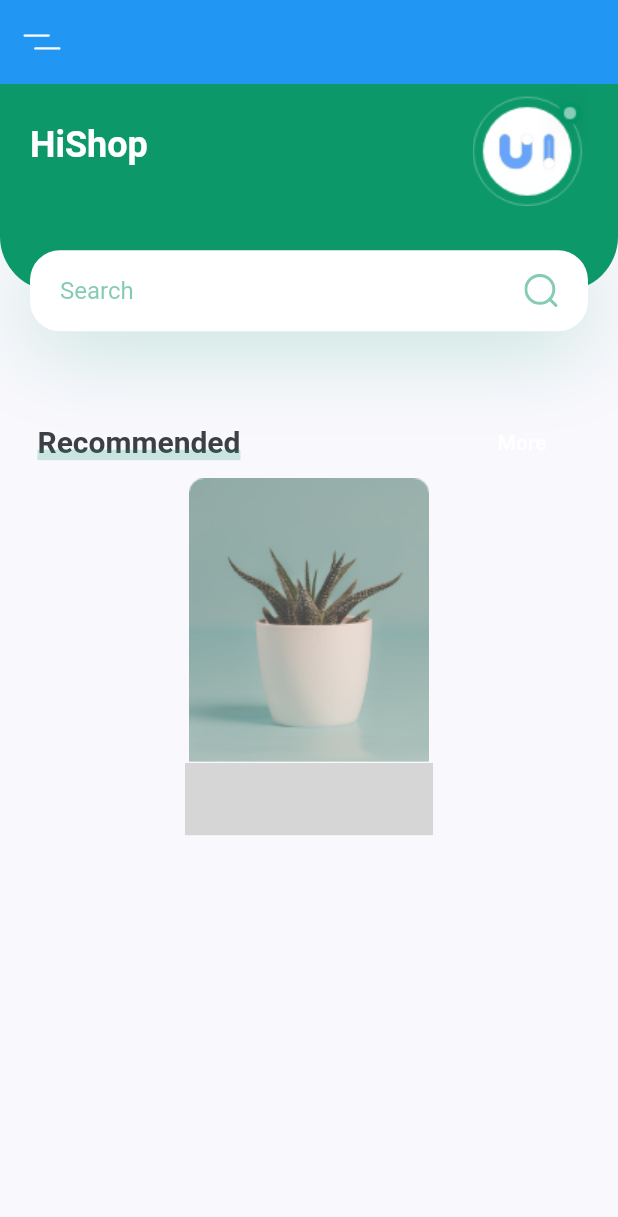
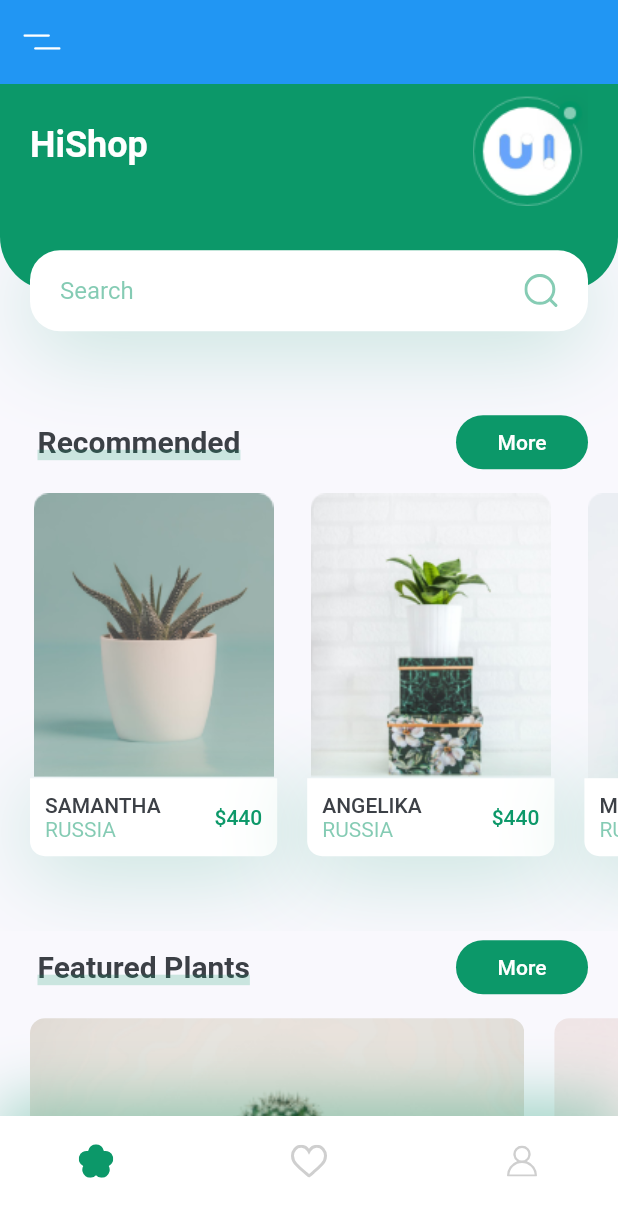
Before and after one commit to diushes/mobileapp, a Flutter app: the screen it shows after launch, on a phone screen of 412 x 824 dp. Shown: the top 1217 px of the screen. Run offline on Flutter 3.47's test engine with Material 2 defaults, Android fonts, the phone set to English and light mode, and no system bars; our stand-ins replace flutter_svg; grey boxes are pictures that could not be loaded.

Commit message:
ready two screens

```diff
--- a/lib/homescreen.dart
+++ b/lib/homescreen.dart
@@ -1,6 +1,9 @@
+import 'package:flutter/cupertino.dart';
 import 'package:flutter/material.dart';
 import 'package:flutter_svg/flutter_svg.dart';
+import 'package:plantapp/constants.dart';
 import 'package:plantapp/screens_home/components/body.dart';
+import 'package:plantapp/screens_home/components/my_bottom_navbar.dart';
 
 class Homescreen extends StatelessWidget{
   @override
@@ -8,6 +11,7 @@ class Homescreen extends StatelessWidget{
     return Scaffold(
       appBar: buildAppBar(),
       body: Body(),
+      bottomNavigationBar: MyBottomNavBar(),
     );
   }
 
--- a/lib/screens_home/components/body.dart
+++ b/lib/screens_home/components/body.dart
@@ -2,8 +2,10 @@ import 'package:flutter/cupertino.dart';
 import "package:flutter/material.dart";
 import 'package:flutter_svg/flutter_svg.dart';
 import 'package:plantapp/constants.dart';
+import 'package:plantapp/screens_home/components/recommend_plants.dart';
 import 'package:plantapp/screens_home/components/title_with_more_button.dart';
 
+import 'featured_plants.dart';
 import 'header_with_searchbox.dart';
 
 
@@ -18,19 +20,10 @@ class Body extends StatelessWidget {
         children: [
           HeaderWithSearchBox(size: size),
           TitleWithMoreButton(title: "Recommended", press: (){},),
-          Container(
-            width: size.width*0.4,
-            child: Column(
-              children: [
-                Image.asset("assets/images/image_1.png"),
-                Container(
-                  padding: EdgeInsets.all(kDefaultPadding/2),
-                  decoration: BoxDecoration(color: Colors.white),
-                  Box
-                )
-              ],
-            ),
-          )
+          RecommendPlants(),
+          TitleWithMoreButton(title: "Featured Plants", press: (){},),
+          FeaturedPlants(),
+          SizedBox(height: kDefaultPadding,),
         ],
       ),
     );
--- /dev/null
+++ b/lib/screens_home/components/featured_plants.dart
@@ -0,0 +1,63 @@
+import 'package:flutter/material.dart';
+
+import '../../constants.dart';
+
+
+class FeaturedPlants extends StatelessWidget {
+  const FeaturedPlants({
+    Key? key,
+  }) : super(key: key);
+
+  @override
+  Widget build(BuildContext context) {
+    return SingleChildScrollView(
+      scrollDirection: Axis.horizontal,
+      child: Row(
+        children: [
+          FeaturePlantCard(
+            image: "assets/images/bottom_img_1.png",
+            press: (){},
+          ),
+          FeaturePlantCard(
+            image: "assets/images/bottom_img_2.png",
+            press: (){},
+          ),
+        ],
+      ),
+    );
+  }
+}
+
+class FeaturePlantCard extends StatelessWidget {
+  const FeaturePlantCard({
+    Key? key,
+    required this.image,
+    required this.press,
+  }) : super(key: key);
+  final String image;
+  final VoidCallback press;
+
+  @override
+  Widget build(BuildContext context) {
+    Size size = MediaQuery.of(context).size;
+    return GestureDetector(
+      onTap: press,
+      child: Container(
+        margin: EdgeInsets.only(
+          left: kDefaultPadding,
+          top: kDefaultPadding/2,
+          bottom: kDefaultPadding/2,
+        ),
+        width: size.width*0.8,
+        height: 185,
+        decoration: BoxDecoration(
+          borderRadius: BorderRadius.circular(10),
+          image: DecorationImage(
+              image: AssetImage(image),
+              fit: BoxFit.cover ),
+        ),
+
+      ),
+    );
+  }
+}
--- /dev/null
+++ b/lib/screens_home/components/my_bottom_navbar.dart
@@ -0,0 +1,38 @@
+import 'package:flutter/material.dart';
+import 'package:flutter_svg/svg.dart';
+
+import '../../constants.dart';
+
+class MyBottomNavBar extends StatelessWidget {
+  const MyBottomNavBar({
+    Key? key,
+  }) : super(key: key);
+
+  @override
+  Widget build(BuildContext context) {
+    return Container(
+      padding: EdgeInsets.only(
+        left: kDefaultPadding*2,
+        right: kDefaultPadding*2,
+        bottom: kDefaultPadding,
+      ),
+      height: 80,
+      decoration: BoxDecoration(
+          color: Colors.white,
+          boxShadow: [BoxShadow(
+            offset: Offset(0, -10),
+            blurRadius: 35,
+            color: kPrimaryColor.withOpacity(0.38),
+          ),]
+      ),
+      child: Row(
+        mainAxisAlignment: MainAxisAlignment.spaceBetween,
+        children: [
+          IconButton(onPressed: (){}, icon: SvgPicture.asset("assets/icons/flower.svg")),
+          IconButton(onPressed: (){}, icon: SvgPicture.asset("assets/icons/heart-icon.svg")),
+          IconButton(onPressed: (){}, icon: SvgPicture.asset("assets/icons/user-icon.svg"))
+        ],
+      ),
+    );
+  }
+}
--- /dev/null
+++ b/lib/screens_home/components/recommend_plants.dart
@@ -0,0 +1,114 @@
+import 'package:flutter/material.dart';
+import 'package:plantapp/details/components/body.dart';
+import 'package:plantapp/details/details_screen.dart';
+import '../../constants.dart';
+
+class RecommendPlants extends StatelessWidget {
+  const RecommendPlants({
+    Key? key,
+  }) : super(key: key);
+
+  @override
+  Widget build(BuildContext context) {
+    return SingleChildScrollView(
+      scrollDirection: Axis.horizontal,
+      child: Row(
+        children: [
+          RecommendPlantCard(
+            image: "assets/images/image_1.png",
+            title: "Samantha",
+            country: "Russia",
+            price: 440,
+            press: (){Navigator.push(context, MaterialPageRoute(
+                builder: (context) => DetailsScreen()
+            ));},
+          ),
+          RecommendPlantCard(
+            image: "assets/images/image_2.png",
+            title: "Angelika",
+            country: "Russia",
+            price: 440,
+            press: (){Navigator.push(context, MaterialPageRoute(
+                builder: (context) => DetailsScreen()
+            ));},
+          ),
+          RecommendPlantCard(
+            image: "assets/images/image_3.png",
+            title: "Mike",
+            country: "Russia",
+            price: 440,
+            press: (){Navigator.push(context, MaterialPageRoute(
+                builder: (context) => DetailsScreen()
+            ));}
+          )
+        ],
+      ),
+    );
+  }
+}
+
+class RecommendPlantCard extends StatelessWidget {
+  const RecommendPlantCard({
+    Key? key,
+    required this.image,
+    required this.title,
+    required this.country,
+    required this.price,
+    required this.press,
+  }) : super(key: key);
+  final String image, title, country;
+  final int price;
+  final VoidCallback press;
+
+  @override
+  Widget build(BuildContext context) {
+    Size size = MediaQuery.of(context).size;
+    return Container(
+      margin: EdgeInsets.only(
+        left: kDefaultPadding,
+        top: kDefaultPadding/2,
+        bottom: kDefaultPadding*2.5,
+      ),
+      width: size.width*0.4,
+      child: Column(
+        children: [
+          Image.asset(image),
+          GestureDetector(
+            onTap: press,
+            child: Container(
+              padding: EdgeInsets.all(kDefaultPadding/2),
+              decoration: BoxDecoration(
+                  color: Colors.white,
+                  borderRadius: BorderRadius.only(
+                      bottomLeft: Radius.circular(10),
+                      bottomRight: Radius.circular(10)
+                  ),
+                  boxShadow: [BoxShadow(
+                    offset: Offset(0, 10),
+                    blurRadius: 50,
+                    color: kPrimaryColor.withOpacity(0.23),
+
+                  )]
+              ),
+              child: Row(
+                children: [
+                  RichText(text: TextSpan(children: [
+                    TextSpan(text: "$title\n".toUpperCase(),
+                      style: Theme.of(context).textTheme.button,),
+                    TextSpan(
+                        text: "$country".toUpperCase(),
+                        style: TextStyle(color: kPrimaryColor.withOpacity(0.5),))
+                  ],)),
+                  Spacer(),
+                  Text("\$$price",
+                    style: Theme.of(context).textTheme.button!.copyWith(color: kPrimaryColor),)
+                ],
+              ),
+
+            ),
+          )
+        ],
+      ),
+    );
+  }
+}
--- a/lib/screens_home/components/title_with_more_button.dart
+++ b/lib/screens_home/components/title_with_more_button.dart
@@ -7,7 +7,7 @@ class TitleWithMoreButton extends StatelessWidget {
     Key? key, required this.title, required this.press,
   }) : super(key: key);
   final String title;
-  final Function press;
+  final VoidCallback press;
 
   @override
   Widget build(BuildContext context) {
@@ -20,7 +20,7 @@ class TitleWithMoreButton extends StatelessWidget {
           FlatButton(
               shape: RoundedRectangleBorder(borderRadius: BorderRadius.circular(20)),
               color: kPrimaryColor,
-              onPressed: press(),
+              onPressed: press,
               child: Text('More', style: TextStyle(color: Colors.white),))
         ],
       ),
```
Also changed, not shown: lib/details/components/body.dart (added, +52 -0 lines), lib/details/components/icon_card.dart (added, +44 -0 lines), lib/details/components/images_and_icons.dart (added, +69 -0 lines), lib/details/components/title_and_price.dart (added, +38 -0 lines), lib/details/details_screen.dart (added, +13 -0 lines).
